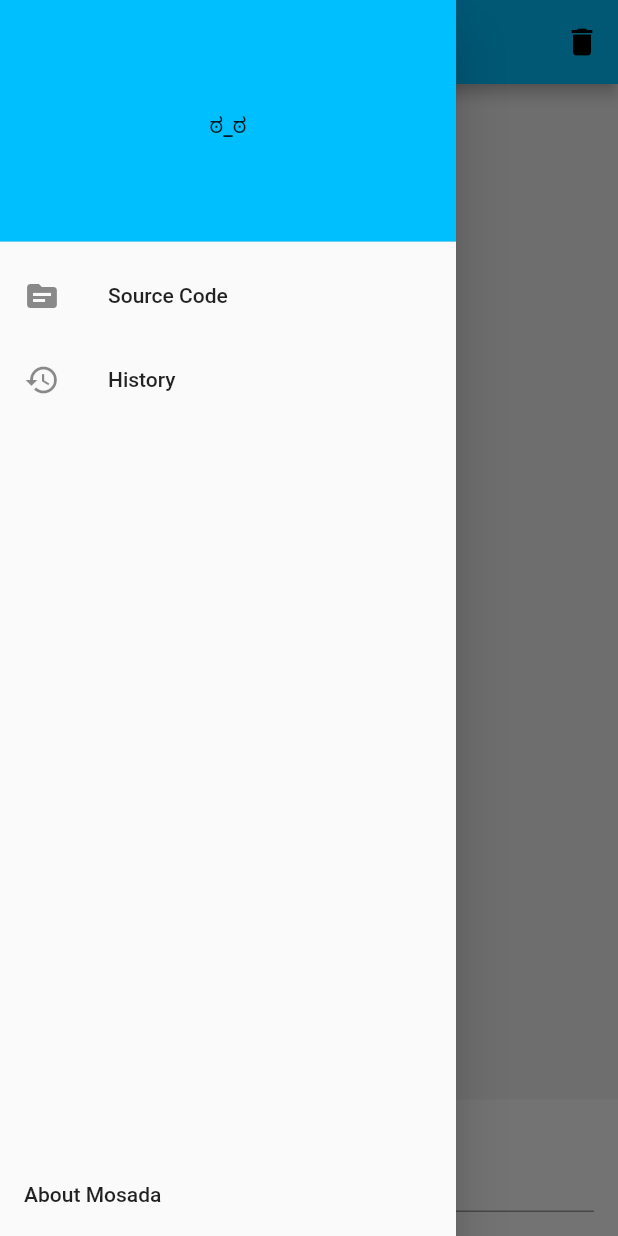
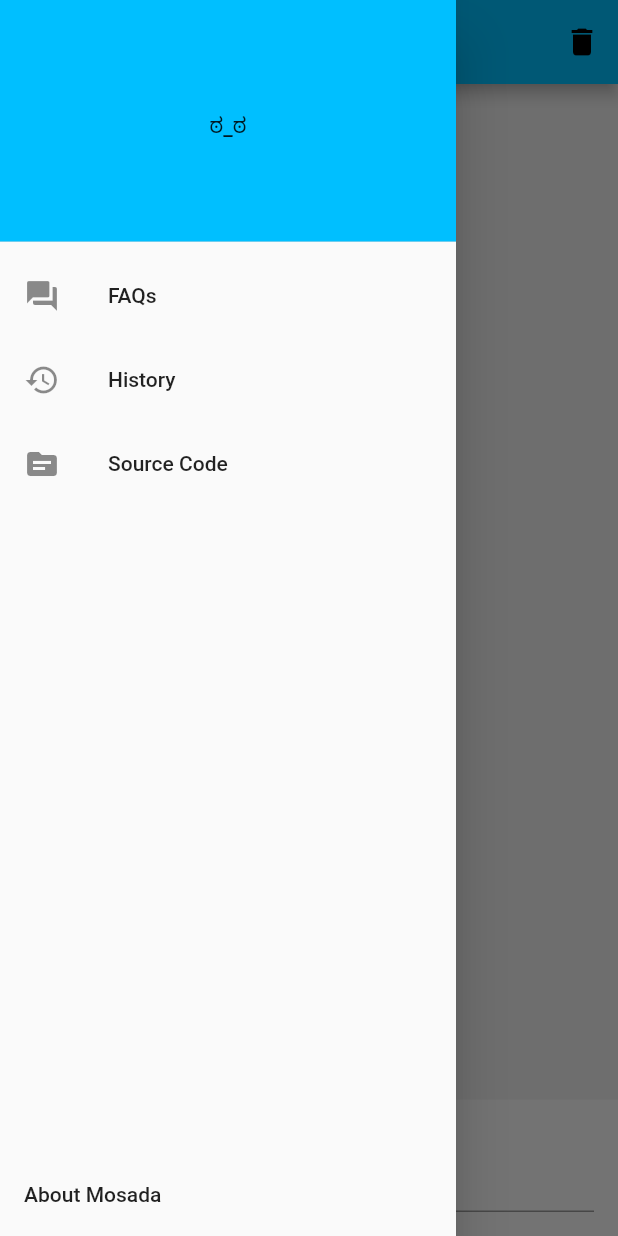
Before and after one commit to BlakeBarrett/Mosada, a Flutter app: the screen it shows after launch, with the side drawer open, on a phone screen of 412 x 824 dp. Run offline on Flutter 3.47's test engine with Material 2 defaults, Android fonts, the phone set to English and light mode, and no system bars; our stand-ins replace hexcolor.

Commit message:
Loading indicator!

```diff
--- a/lib/drawer.dart
+++ b/lib/drawer.dart
@@ -32,10 +32,12 @@ class DrawerWidget extends StatelessWidget {
           child: ListView(
             keyboardDismissBehavior: ScrollViewKeyboardDismissBehavior.onDrag,
             children: [
+              getRow(Icons.question_answer, 'FAQs',
+                  'https://github.com/BlakeBarrett/BBAI/blob/master/docs/FAQs.md'),
+              getRow(Icons.history, 'History',
+                  'https://github.com/BlakeBarrett/BBAI/blob/master/docs/conversations.md'),
               getRow(Icons.source, 'Source Code',
                   'https://github.com/BlakeBarrett/BBAI'),
-              getRow(Icons.history, 'History',
-                  'https://github.com/BlakeBarrett/BBAI/blob/master/docs/conversations.md'),
             ],
           ),
         ),
--- a/lib/main.dart
+++ b/lib/main.dart
@@ -49,11 +49,14 @@ class _MosadaChatWidgetState extends State<MosadaChatWidget> {
   void _execute(final String query) async {
     conversations.add(new ConversationViewModel(
         text: "Me: $query", color: Colors.white70, speaker: Speaker.Me));
+    setState(
+        () {}); // calling setState() triggers the loading indicator to appear.
     conversations.addAll(await API.continueConversation(query));
-    setState(() {});
+    setState(() {}); // calling setState() triggers the loading indicator to
+    // disappear and the conversation to render.
   }
 
-  Widget getInputter() {
+  Widget _getInputter() {
     final TextEditingController controller = TextEditingController();
     return Padding(
       padding: const EdgeInsets.all(16.0),
@@ -97,7 +100,8 @@ class _MosadaChatWidgetState extends State<MosadaChatWidget> {
                   },
                   icon: Icon(Icons.delete))
             ]),
-      body: Flex(
+        body: API.isReady()
+            ? Flex(
                 direction: Axis.vertical,
                 children: [
                   Expanded(
@@ -107,9 +111,9 @@ class _MosadaChatWidgetState extends State<MosadaChatWidget> {
                             padding: const EdgeInsets.all(8.0),
                             child: ChatWidget(values: conversations),
                           ))),
-          getInputter(),
+                  _getInputter(),
                 ],
-      ),
-    );
+              )
+            : Center(child: CircularProgressIndicator()));
   }
 }
```
Also changed, not shown: lib/conversation_list.dart (+8 -5 lines). Lines whose indentation alone changed are shown as unchanged.
